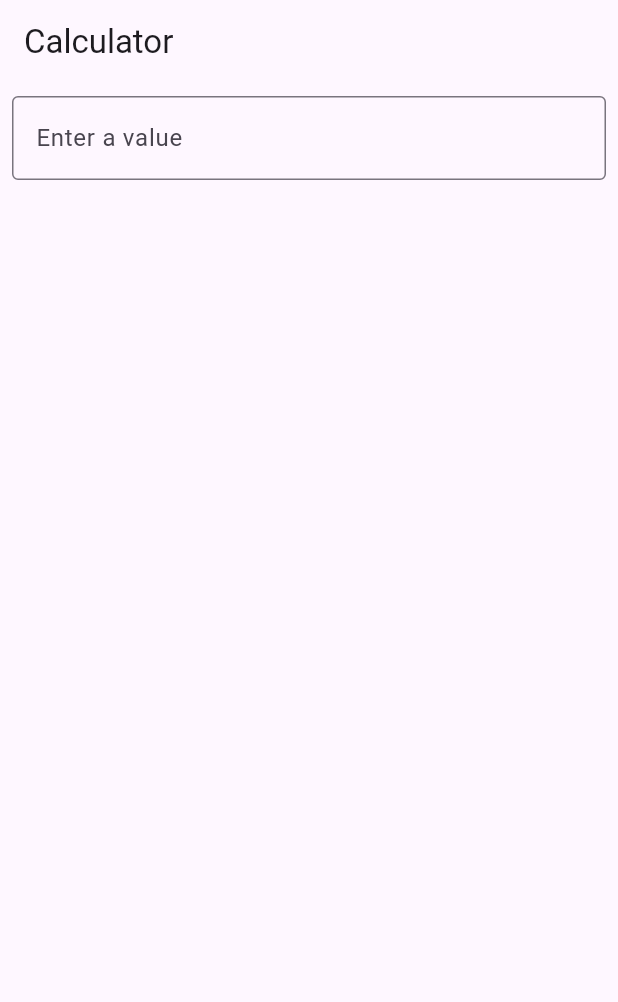
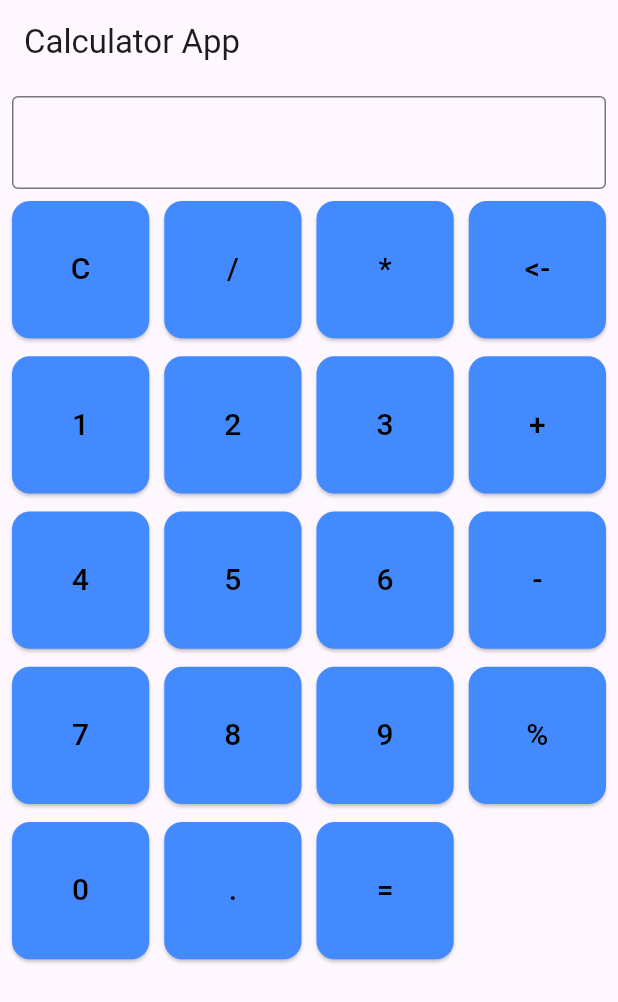
Before and after one commit to Rohankc073/Calculator-App, a Flutter app: the screen it shows after launch, on a phone screen of 412 x 824 dp. Shown: the top 1002 px of the screen. Run offline on Flutter 3.47's test engine with Material 3 defaults, Android fonts, the phone set to English and light mode, and no system bars.

Commit message:
Calculator

```diff
--- a/lib/view/calculator_view.dart
+++ b/lib/view/calculator_view.dart
@@ -4,37 +4,145 @@ class CalculatorView extends StatefulWidget {
   const CalculatorView({super.key});
 
   @override
-  State<CalculatorView> createState() => _MyWidgetState();
+  State<CalculatorView> createState() => _CalculatorViewState();
 }
 
-class _MyWidgetState extends State<CalculatorView> {
+class _CalculatorViewState extends State<CalculatorView> {
+  final _textController = TextEditingController();
+  final _key = GlobalKey<FormState>();
+  int first = 0;
+  int second = 0;
+  String operator = "";
+
+  List<String> lstSymbols = [
+    "C",
+    "/",
+    "*",
+    "<-",
+    "1",
+    "2",
+    "3",
+    "+",
+    "4",
+    "5",
+    "6",
+    "-",
+    "7",
+    "8",
+    "9",
+    "%",
+    "0",
+    ".",
+    "="
+  ];
+
+  void _onButtonPressed(String symbol) {
+    setState(() {
+      if (symbol == "C") {
+        first = 0;
+        second = 0;
+        operator = "";
+        _textController.text = "";
+      } else if (symbol == "<-") {
+        if (_textController.text.isNotEmpty) {
+          _textController.text = _textController.text
+              .substring(0, _textController.text.length - 1);
+        }
+      } else if (symbol == "=") {
+        if (operator.isNotEmpty && _textController.text.isNotEmpty) {
+          second = int.tryParse(_textController.text) ?? 0;
+          int result = _calculateResult();
+          _textController.text = result.toString();
+          first = result;
+          operator = "";
+          second = 0;
+        }
+      } else if (symbol == "+" ||
+          symbol == "-" ||
+          symbol == "*" ||
+          symbol == "/") {
+        if (_textController.text.isNotEmpty) {
+          first = int.tryParse(_textController.text) ?? 0;
+          operator = symbol;
+          _textController.text = "";
+        }
+      } else {
+        _textController.text += symbol;
+      }
+    });
+  }
+
+  int _calculateResult() {
+    switch (operator) {
+      case "+":
+        return first + second;
+      case "-":
+        return first - second;
+      case "*":
+        return first * second;
+      case "/":
+        return second != 0 ? first ~/ second : 0; // Integer division
+      default:
+        return 0;
+    }
+  }
+
   @override
   Widget build(BuildContext context) {
     return Scaffold(
       appBar: AppBar(
-        title: const Text("Calculator"),
+        title: const Text("Calculator App"),
       ),
       body: Padding(
         padding: const EdgeInsets.all(8.0),
+        child: Form(
+          key: _key,
           child: Column(
             children: [
-            const TextField(
+              TextField(
                 textDirection: TextDirection.rtl,
-              decoration: InputDecoration(
+                controller: _textController,
+                decoration: const InputDecoration(
                   border: OutlineInputBorder(),
-                labelText: "Enter a value",
                 ),
+                style: const TextStyle(
+                  fontSize: 20,
+                ),
+                readOnly: true,
+              ),
+              const SizedBox(
+                height: 8,
               ),
               Expanded(
                 child: GridView.builder(
-                    gridDelegate:
-                        const SliverGridDelegateWithFixedCrossAxisCount(
+                  gridDelegate: const SliverGridDelegateWithFixedCrossAxisCount(
                     crossAxisCount: 4,
-                      crossAxisSpacing: 8.0,
-                      mainAxisSpacing: 8.0,
+                    crossAxisSpacing: 10.0,
+                    mainAxisSpacing: 12.0,
                   ),
-                    itemBuilder: itemBuilder))
+                  itemCount: lstSymbols.length,
+                  itemBuilder: (context, index) {
+                    return ElevatedButton(
+                      style: ElevatedButton.styleFrom(
+                        backgroundColor: Colors.blueAccent,
+                        shape: RoundedRectangleBorder(
+                          borderRadius: BorderRadius.circular(12),
+                        ),
+                      ),
+                      onPressed: () => _onButtonPressed(lstSymbols[index]),
+                      child: Text(
+                        lstSymbols[index],
+                        style: const TextStyle(
+                          fontSize: 20,
+                          color: Colors.black,
+                        ),
+                      ),
+                    );
+                  },
+                ),
+              ),
             ],
+          ),
         ),
       ),
     );
```
Also changed, not shown: 10 other files. Lines whose indentation alone changed are shown as unchanged.
